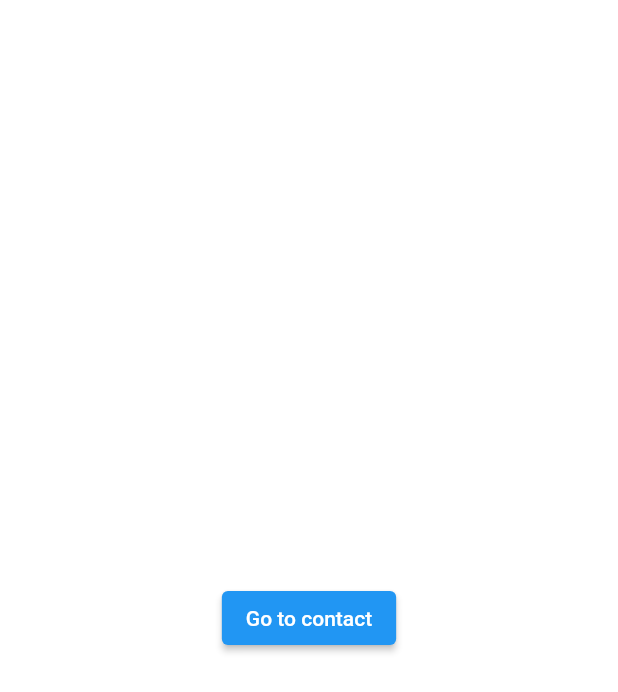
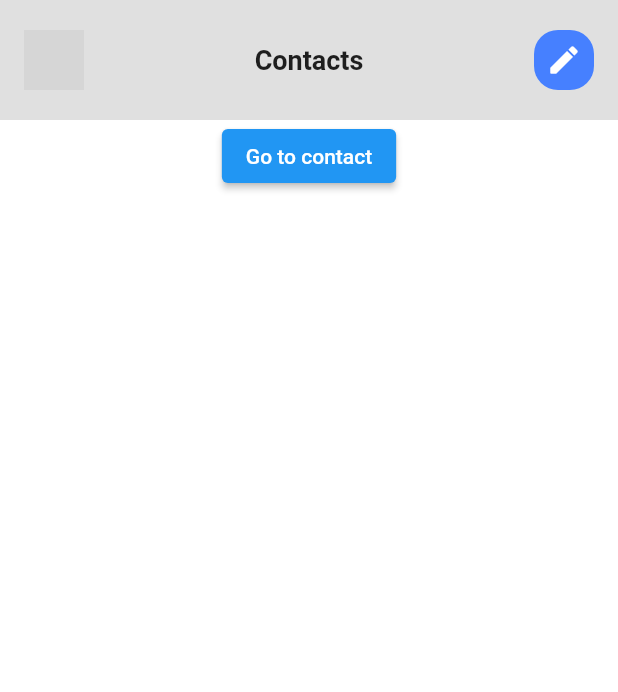
Before and after one commit to IrHipov/pr_flutter_2_phonebook, a Flutter app: the screen it shows after launch, on a phone screen of 412 x 824 dp. Shown: the top 692 px of the screen. Run offline on Flutter 3.47's test engine with Material 2 defaults, Android fonts, the phone set to English and light mode, and no system bars; network calls fail; Roboto replaces fonts that are missing (Sofia Pro); grey boxes are pictures that could not be loaded.

Commit message:
add custom app bar;

```diff
--- /dev/null
+++ b/lib/pages/base_page_widget.dart
@@ -0,0 +1,34 @@
+import 'package:flutter/cupertino.dart';
+import 'package:flutter/material.dart';
+import 'package:pr_flutter_2_phonebook/widgets/app_bar/contact_info_app_bar_widget.dart';
+
+class BasePageWidget extends StatelessWidget {
+  late Widget _child;
+  late Widget? _appBar;
+
+  BasePageWidget({Widget? appBar, required Widget child}){
+    this._child = child;
+    this._appBar = appBar;
+  }
+
+  @override
+  Widget build(BuildContext context) {
+    List<Widget> content = [
+      _child
+    ];
+
+    if(_appBar != null){
+      content.insert(0, _appBar!);
+    }
+
+    return Scaffold(
+      body: SafeArea(
+        child: Column(
+          crossAxisAlignment: CrossAxisAlignment.stretch,
+          mainAxisAlignment: MainAxisAlignment.start,
+          children: content,
+        ),
+      ),
+    );
+  }
+}
--- a/lib/pages/contacts/contacts_page.dart
+++ b/lib/pages/contacts/contacts_page.dart
@@ -1,12 +1,13 @@
 import 'package:flutter/cupertino.dart';
 import 'package:flutter/material.dart';
+import 'package:pr_flutter_2_phonebook/pages/base_page_widget.dart';
+import 'package:pr_flutter_2_phonebook/widgets/app_bar/contacts_app_bar_widget.dart';
 
 class ContactsPage extends StatelessWidget {
   @override
   Widget build(BuildContext context) {
-    return Scaffold(
-      body: SafeArea(
-
+    return BasePageWidget(
+      appBar: ContactsAppBarWidget(),
       child: Center(
         child: ElevatedButton(
           onPressed: () {
@@ -15,7 +16,6 @@ class ContactsPage extends StatelessWidget {
           child: Text("Go to contact"),
         ),
       ),
-      ),
     );
   }
 }
--- /dev/null
+++ b/lib/res/app_colors.dart
@@ -0,0 +1,7 @@
+import 'package:flutter/material.dart';
+
+class AppColors {
+  static const Color main = Color.fromRGBO(70, 128, 255, 1);
+  static const Color whiteMain = Color.fromRGBO(60, 163, 189, 1);
+  static const Color lightBackground = Color.fromRGBO(239, 240, 246, 1);
+}
--- /dev/null
+++ b/lib/widgets/app_bar/base_app_bar_widget.dart
@@ -0,0 +1,24 @@
+import 'package:flutter/cupertino.dart';
+import 'package:flutter/material.dart';
+
+class BaseAppBarWidget extends StatelessWidget {
+  late List<Widget> _children;
+
+  BaseAppBarWidget({required List<Widget> children}) {
+    this._children = children;
+  }
+
+  @override
+  Widget build(BuildContext context) {
+    return Container(
+        color: Colors.black12,
+        height: 80,
+        child: Padding(
+          padding: EdgeInsets.symmetric(horizontal: 16),
+          child: Row(
+            mainAxisAlignment: MainAxisAlignment.spaceBetween,
+            children: _children,
+          ),
+        ));
+  }
+}
--- /dev/null
+++ b/lib/widgets/app_bar/contacts_app_bar_widget.dart
@@ -0,0 +1,45 @@
+import 'package:flutter/cupertino.dart';
+import 'package:flutter/material.dart';
+import 'package:pr_flutter_2_phonebook/res/app_colors.dart';
+import 'package:pr_flutter_2_phonebook/widgets/app_bar/base_app_bar_widget.dart';
+
+class ContactsAppBarWidget extends StatelessWidget {
+  void onClickEdit() {
+    print("edit");
+  }
+
+  @override
+  Widget build(BuildContext context) {
+    print("333");
+    return BaseAppBarWidget(children: [
+      ClipRRect(
+        borderRadius: BorderRadius.circular(16),
+        child: Image.network(
+          'https://dt2sdf0db8zob.cloudfront.net/wp-content/uploads/2019/12/9-Best-Online-Avatars-and-How-to-Make-Your-Own-for-Free-image1-5.png',
+          height: 40,
+          width: 40,
+        ),
+      ),
+      Text(
+        "Contacts",
+        style: TextStyle(
+          fontSize: 18,
+          fontWeight: FontWeight.w600,
+          fontFamily: 'Sofia Pro',
+        ),
+      ),
+      ClipRRect(
+          borderRadius: BorderRadius.circular(16),
+          child: Container(
+            color: AppColors.main,
+            width: 40,
+            height: 40,
+            child: IconButton(
+              icon: const Icon(Icons.edit_rounded),
+              color: Colors.white,
+              onPressed: onClickEdit,
+            ),
+          )),
+    ]);
+  }
+}
```
Also changed, not shown: lib/pages/contact_info/contact_info_page.dart (+6 -9 lines), lib/widgets/app_bar/contact_info_app_bar_widget.dart (added, +48 -0 lines), lib/widgets/app_bar/app_bar_widget.dart (deleted). Lines whose indentation alone changed are shown as unchanged.
